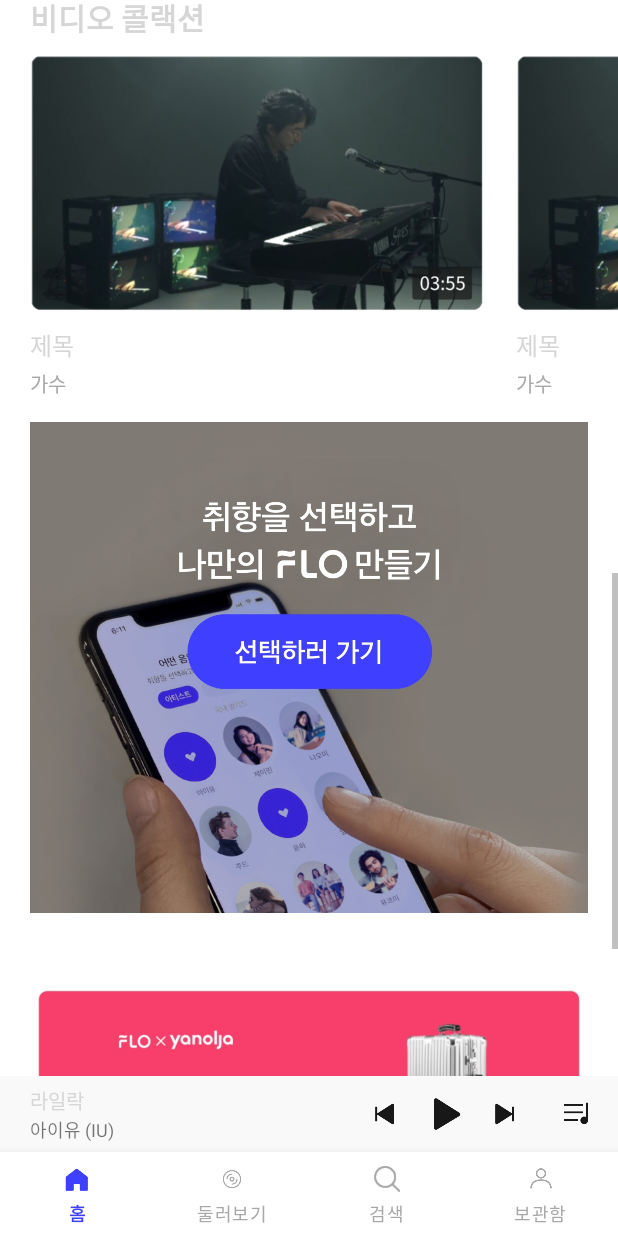
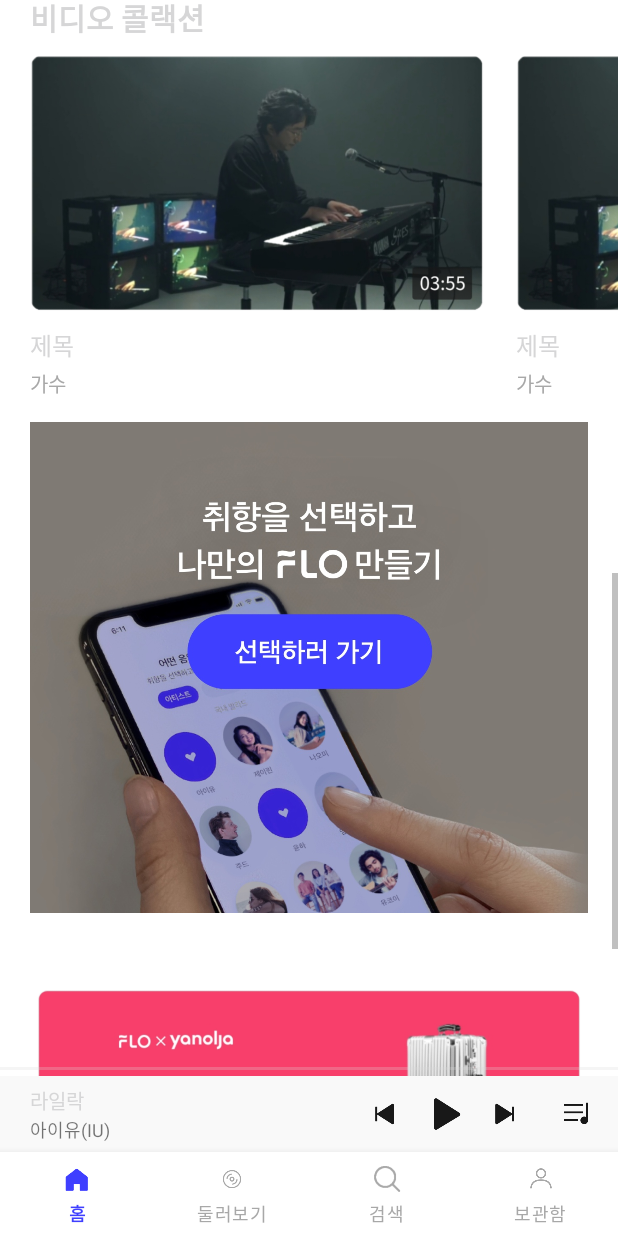
Before and after one commit to udemy-comgongbro/udemy_android_flo, an Android app: the screen it shows after launch (MainActivity), scrolled down 1004 dp, on a phone screen of 412 x 824 dp. Run offline under Robolectric (Android 15) with nearby library versions, the phone set to English and light mode, and no system bars.

Commit message:
Add 5th Week

```diff
--- a/app/build.gradle
+++ b/app/build.gradle
@@ -44,4 +44,5 @@ dependencies {
     testImplementation 'junit:junit:4.+'
     androidTestImplementation 'androidx.test.ext:junit:1.1.3'
     androidTestImplementation 'androidx.test.espresso:espresso-core:3.4.0'
+    implementation 'com.google.code.gson:gson:2.8.7'
 }
--- a/app/src/main/java/com/example/flo/MainActivity.kt
+++ b/app/src/main/java/com/example/flo/MainActivity.kt
@@ -4,10 +4,14 @@ import android.content.Intent
 import androidx.appcompat.app.AppCompatActivity
 import android.os.Bundle
 import com.example.flo.databinding.ActivityMainBinding
+import com.google.gson.Gson
 
 class MainActivity : AppCompatActivity() {
 
     lateinit var binding: ActivityMainBinding
+
+    private var song:Song = Song()
+    private var gson: Gson = Gson()
 
     override fun onCreate(savedInstanceState: Bundle?) {
         super.onCreate(savedInstanceState)
@@ -16,10 +20,7 @@ class MainActivity : AppCompatActivity() {
         setContentView(binding.root)
 
         initBottomNavigation()
-
-        val song = Song(binding.mainMiniplayerTitleTv.text.toString(), binding.mainMiniplayerSingerTv.text.toString(),0,60,false)
-
-
+//        val song = Song(binding.mainMiniplayerTitleTv.text.toString(), binding.mainMiniplayerSingerTv.text.toString(),0,60,false)
 
         binding.mainPlayerCl.setOnClickListener {
             val intent = Intent(this,SongActivity::class.java)
@@ -28,6 +29,7 @@ class MainActivity : AppCompatActivity() {
             intent.putExtra("second",song.second)
             intent.putExtra("playTime",song.playTime)
             intent.putExtra("isPlaying",song.isPlaying)
+            intent.putExtra("music", song.music)
             startActivity(intent)
         }
 
@@ -71,4 +73,24 @@ class MainActivity : AppCompatActivity() {
             false
         }
     }
+
+    private fun setMiniPlayer(song : Song){
+        binding.mainMiniplayerTitleTv.text = song.title
+        binding.mainMiniplayerSingerTv.text = song.singer
+        binding.mainMiniplayerProgressSb.progress = (song.second*100000)/song.playTime
+    }
+
+    override fun onStart() {
+        super.onStart()
+        val sharedPreferences = getSharedPreferences("song", MODE_PRIVATE)
+        val songJson = sharedPreferences.getString("songData", null)
+
+        song = if(songJson == null){
+            Song("라일락", "아이유(IU)", 0,60, false, "music_lilac")
+        } else {
+            gson.fromJson(songJson, Song::class.java)
+        }
+
+        setMiniPlayer(song)
+    }
 }
--- a/app/src/main/java/com/example/flo/Song.kt
+++ b/app/src/main/java/com/example/flo/Song.kt
@@ -8,5 +8,6 @@ data class Song(
         val singer : String = "",
         var second: Int = 0,
         var playTime: Int = 0,
-        var isPlaying: Boolean = false
+        var isPlaying: Boolean = false,
+        var music : String = ""
 )
--- a/app/src/main/res/layout/activity_main.xml
+++ b/app/src/main/res/layout/activity_main.xml
@@ -14,6 +14,22 @@
         app:layout_constraintBottom_toTopOf="@id/main_player_cl"
         app:layout_constraintTop_toTopOf="parent" />
 
+    <SeekBar
+        android:id="@+id/main_miniplayer_progress_sb"
+        android:layout_width="match_parent"
+        android:layout_height="0dp"
+        android:background="@null"
+        android:paddingEnd="0dp"
+        android:paddingStart="0dp"
+        android:layout_marginBottom="-3dp"
+        android:progressBackgroundTint="@color/song_player_bg"
+        android:progressTint="@color/song_player"
+        android:progress="0"
+        android:max="100000"
+        android:thumb="@color/transparent"
+        app:layout_constraintEnd_toEndOf="parent"
+        app:layout_constraintStart_toStartOf="parent"
+        app:layout_constraintBottom_toTopOf="@id/main_player_cl" />
 
     <androidx.constraintlayout.widget.ConstraintLayout
         android:id="@+id/main_player_cl"
```
Also changed, not shown: app/src/main/java/com/example/flo/SongActivity.kt (+32 -11 lines), 1 other file.
